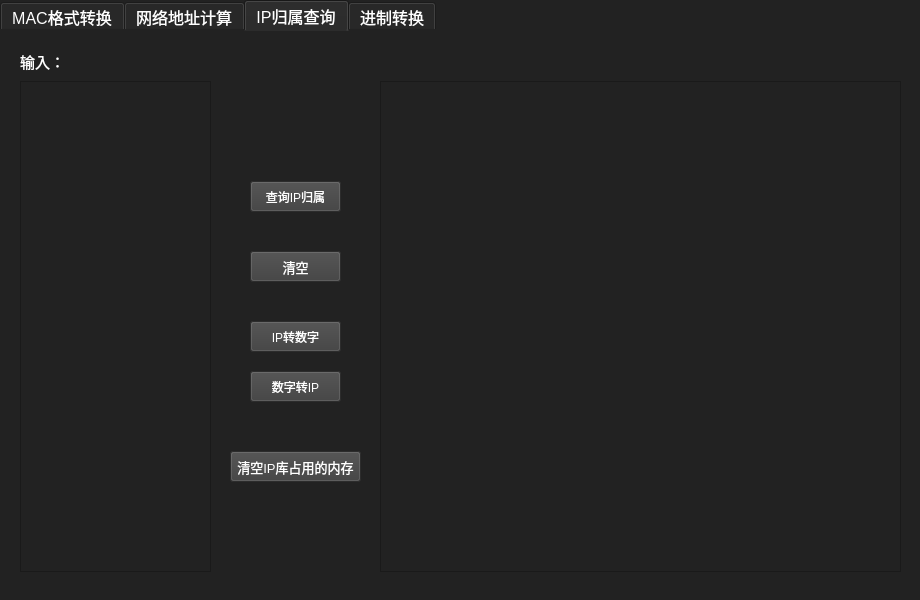
First picture: the form in net_tool.ui, repository str-130/MACFormatConverter, before the edit.
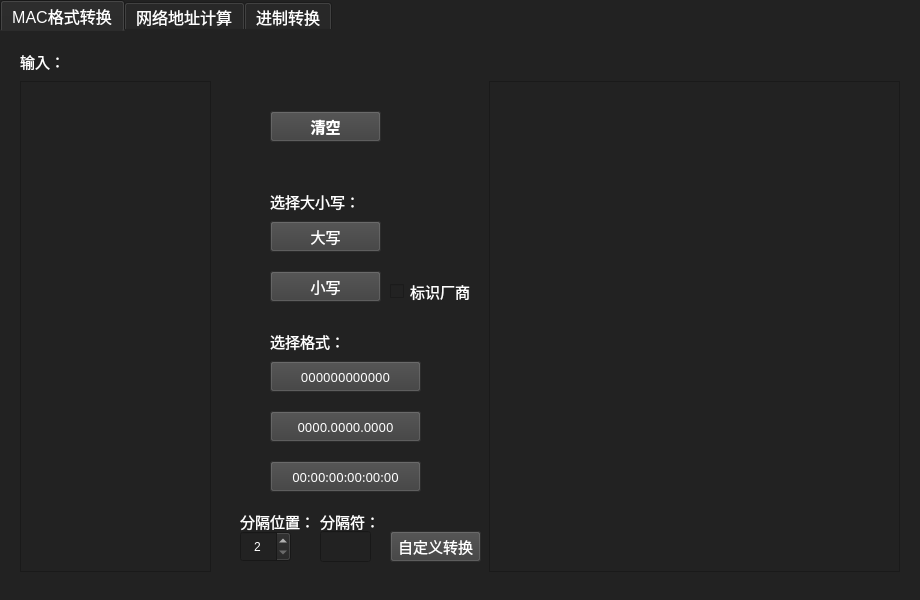
Second picture: the form after the edit. The open tabs and pages were chosen to show the change.

Commit message: 增加网络地址计算IP 掩码功能。删除IP地址归属查询功能，合并int IP转换和网络地址计算。

Patch:
```diff
--- a/net_tool.ui
+++ b/net_tool.ui
@@ -938,124 +938,58 @@
       <property name="geometry">
        <rect>
         <x>410</x>
-        <y>180</y>
-        <width>111</width>
-        <height>31</height>
-       </rect>
-      </property>
-      <property name="font">
-       <font>
-        <family>Microsoft YaHei UI Light</family>
-        <pointsize>11</pointsize>
-        <italic>false</italic>
-        <bold>false</bold>
-       </font>
-      </property>
-      <property name="cursor">
-       <cursorShape>ArrowCursor</cursorShape>
-      </property>
-      <property name="styleSheet">
-       <string notr="true">background-color: rgb(61, 61, 61);</string>
-      </property>
-      <property name="text">
-       <string>计算地址范围</string>
-      </property>
-     </widget>
-    </widget>
-    <widget class="QWidget" name="IP_Source">
-     <attribute name="title">
-      <string>IP归属查询</string>
-     </attribute>
-     <widget class="QPlainTextEdit" name="ip_Input">
-      <property name="geometry">
-       <rect>
-        <x>20</x>
-        <y>50</y>
-        <width>191</width>
-        <height>491</height>
-       </rect>
-      </property>
-     </widget>
-     <widget class="QTextBrowser" name="ip_Output">
-      <property name="geometry">
-       <rect>
-        <x>380</x>
-        <y>50</y>
-        <width>521</width>
-        <height>491</height>
-       </rect>
-      </property>
-     </widget>
-     <widget class="QPushButton" name="ip_Search">
-      <property name="geometry">
-       <rect>
-        <x>250</x>
-        <y>150</y>
-        <width>91</width>
-        <height>31</height>
-       </rect>
-      </property>
-      <property name="font">
-       <font>
-        <family>Microsoft YaHei UI</family>
-       </font>
-      </property>
-      <property name="styleSheet">
-       <string notr="true">background-color: rgb(61, 61, 61);</string>
-      </property>
-      <property name="text">
-       <string>查询IP归属</string>
-      </property>
-     </widget>
-     <widget class="QPushButton" name="clear_ip_memory">
-      <property name="geometry">
-       <rect>
-        <x>230</x>
-        <y>420</y>
-        <width>131</width>
-        <height>31</height>
-       </rect>
-      </property>
-      <property name="font">
-       <font>
-        <family>Microsoft YaHei UI</family>
-        <pointsize>10</pointsize>
-       </font>
-      </property>
-      <property name="styleSheet">
-       <string notr="true">background-color: rgb(61, 61, 61);</string>
-      </property>
-      <property name="text">
-       <string>清空IP库占用的内存</string>
-      </property>
-     </widget>
-     <widget class="QPushButton" name="clear_ip_source">
-      <property name="geometry">
-       <rect>
-        <x>250</x>
         <y>220</y>
-        <width>91</width>
+        <width>111</width>
         <height>31</height>
        </rect>
       </property>
       <property name="font">
        <font>
-        <family>Microsoft YaHei UI</family>
-        <pointsize>10</pointsize>
+        <family>Microsoft YaHei UI Light</family>
+        <pointsize>11</pointsize>
+        <italic>false</italic>
+        <bold>false</bold>
        </font>
       </property>
       <property name="styleSheet">
        <string notr="true">background-color: rgb(61, 61, 61);</string>
       </property>
       <property name="text">
-       <string>清空</string>
+       <string>计算地址范围</string>
+      </property>
+     </widget>
+     <widget class="QPushButton" name="net_mask">
+      <property name="geometry">
+       <rect>
+        <x>410</x>
+        <y>170</y>
+        <width>111</width>
+        <height>31</height>
+       </rect>
+      </property>
+      <property name="font">
+       <font>
+        <family>Microsoft YaHei UI Light</family>
+        <pointsize>11</pointsize>
+        <italic>false</italic>
+        <bold>false</bold>
+       </font>
+      </property>
+      <property name="cursor">
+       <cursorShape>ArrowCursor</cursorShape>
+      </property>
+      <property name="styleSheet">
+       <string notr="true">background-color: rgb(61, 61, 61);</string>
+      </property>
+      <property name="text">
+       <string>计算IP MAC</string>
       </property>
      </widget>
      <widget class="QPushButton" name="IPtoint">
       <property name="geometry">
        <rect>
-        <x>250</x>
-        <y>290</y>
+        <x>420</x>
+        <y>370</y>
         <width>91</width>
         <height>31</height>
        </rect>
@@ -1075,8 +1009,8 @@
      <widget class="QPushButton" name="inttoIP">
       <property name="geometry">
        <rect>
-        <x>250</x>
-        <y>340</y>
+        <x>420</x>
+        <y>420</y>
         <width>91</width>
         <height>31</height>
        </rect>
```
Left out of the diff: 43 changed lines with no effect on the pictures. The commit also changes 7 other files.
